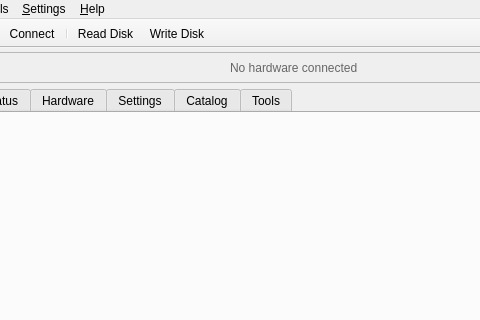
Before: the Qt Designer form forms/mainwindow.ui in Axel051171/UnifiedFloppyTool, drawn with Qt 5; both pictures show x 106 to 586 and y 0 to 320 of the 1000 by 780 pixel window.
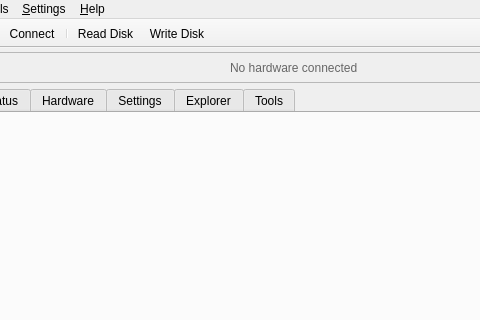
After: the same form once the commit is applied.

The edit to the form file:
```diff
--- a/forms/mainwindow.ui
+++ b/forms/mainwindow.ui
@@ -56,7 +56,7 @@
       <widget class="QWidget" name="tab_status"><attribute name="title"><string>Status</string></attribute></widget>
       <widget class="QWidget" name="tab_hardware"><attribute name="title"><string>Hardware</string></attribute></widget>
       <widget class="QWidget" name="tab_format"><attribute name="title"><string>Settings</string></attribute></widget>
-      <widget class="QWidget" name="tab_catalog"><attribute name="title"><string>Catalog</string></attribute></widget>
+      <widget class="QWidget" name="tab_explorer"><attribute name="title"><string>Explorer</string></attribute></widget>
       <widget class="QWidget" name="tab_tools"><attribute name="title"><string>Tools</string></attribute></widget>
      </widget>
     </item>
```
Left out of the diff: 2 changed lines with no effect on the pictures.
